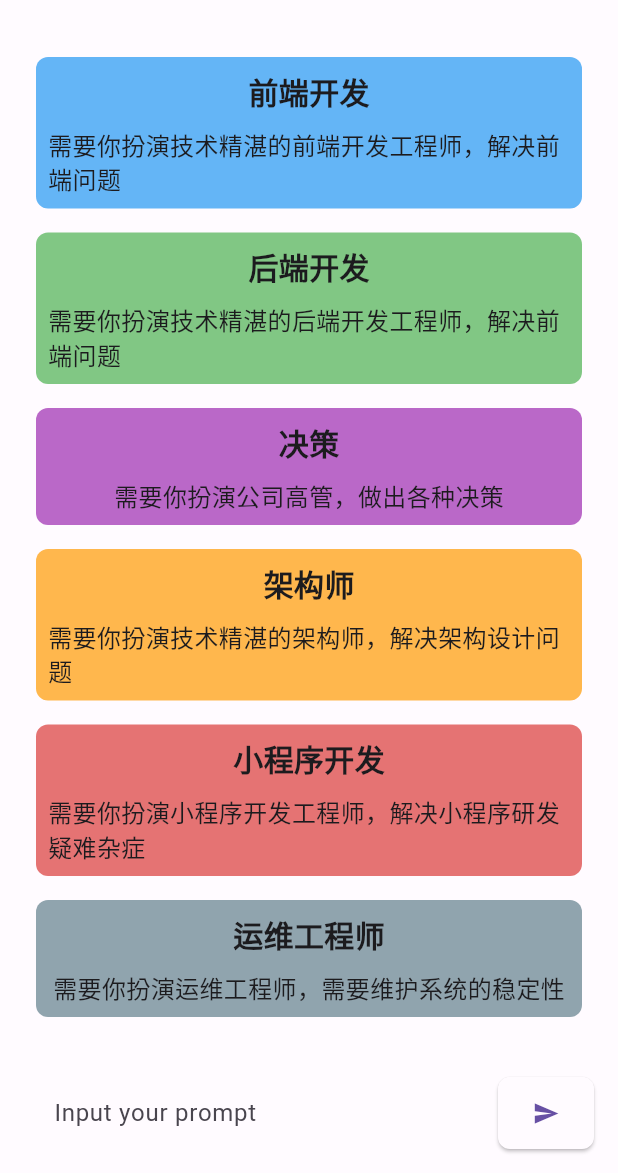
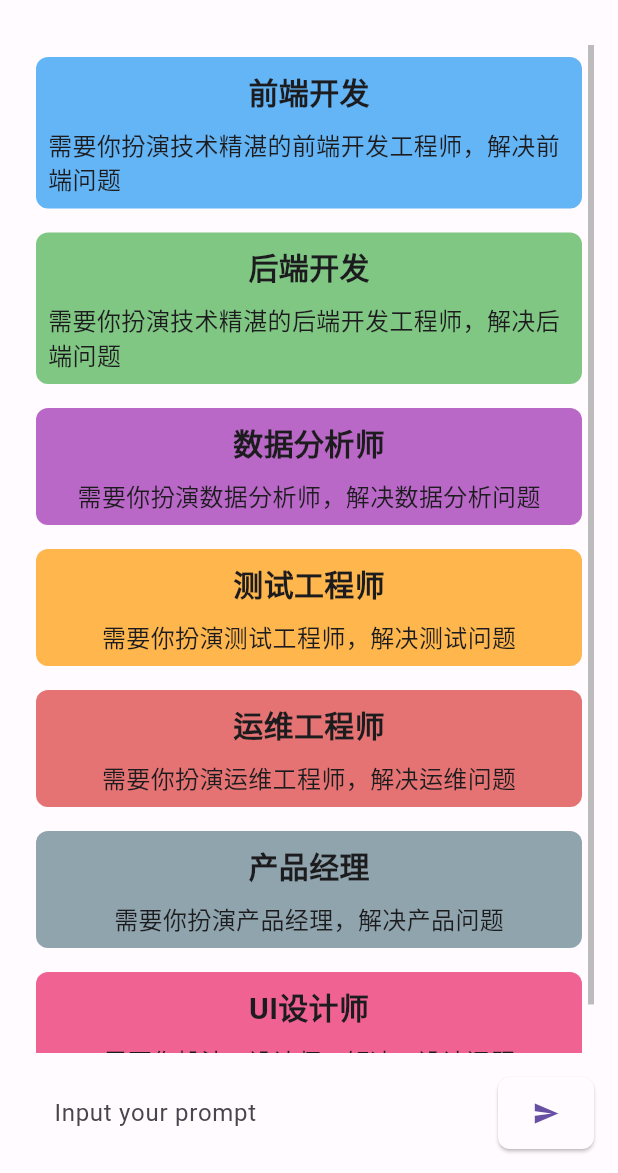
Before and after one commit to bravekingzhang/flutter_chat_box, a Flutter app: the screen it shows after launch, after a tap on the "send" icon, on a phone screen of 412 x 824 dp, the part 63-1236 px from its top. Run offline on Flutter 3.47's test engine with Material 2 defaults, Android fonts, the phone set to English and light mode, and no system bars; our stand-ins replace bloc, equatable, flutter_bloc, flutter_easyloading, font_awesome_flutter, get_it and 3 more; missing offline and left inert: dart_openai, markdown_widget; accounts and stored records are empty; generated files the repository leaves out were written again.

Commit message:
feat: 优化markdown展示效果,优化对话消息爆炸的问题

```diff
--- a/lib/components/chat.dart
+++ b/lib/components/chat.dart
@@ -205,7 +205,7 @@ class _ChatWindowState extends State<ChatWindow> {
           Row(
             mainAxisAlignment: MainAxisAlignment.start,
             children: [
-              Flexible(
+              Expanded(
                 child: Card(
                   margin: const EdgeInsets.all(8),
                   child: Markdown(text: message.text),
@@ -327,26 +327,31 @@ var sceneList = [
   {
     "title": "后端开发",
     "color": Colors.green[300],
-    "description": "需要你扮演技术精湛的后端开发工程师，解决前端问题"
+    "description": "需要你扮演技术精湛的后端开发工程师，解决后端问题"
   },
   {
-    "title": "决策",
+    "title": "数据分析师",
     "color": Colors.purple[300],
-    "description": "需要你扮演公司高管，做出各种决策"
+    "description": "需要你扮演数据分析师，解决数据分析问题"
   },
   {
-    "title": "架构师",
+    "title": "测试工程师",
     "color": Colors.orange[300],
-    "description": "需要你扮演技术精湛的架构师，解决架构设计问题"
-  },
-  {
-    "title": "小程序开发",
-    "color": Colors.red[300],
-    "description": "需要你扮演小程序开发工程师，解决小程序研发疑难杂症"
+    "description": "需要你扮演测试工程师，解决测试问题"
   },
   {
     "title": "运维工程师",
+    "color": Colors.red[300],
+    "description": "需要你扮演运维工程师，解决运维问题"
+  },
+  {
+    "title": "产品经理",
     "color": Colors.blueGrey[300],
-    "description": "需要你扮演运维工程师，需要维护系统的稳定性"
+    "description": "需要你扮演产品经理，解决产品问题"
   },
+  {
+    "title": "UI设计师",
+    "color": Colors.pink[300],
+    "description": "需要你扮演UI设计师，解决UI设计问题"
+  }
 ];
--- a/pubspec.yaml
+++ b/pubspec.yaml
@@ -49,8 +49,7 @@ dependencies:
   sqflite: ^2.2.6
   uuid: ^3.0.7
   dart_openai: ^1.8.4
-  flutter_markdown: ^0.6.14
-  flutter_highlight: ^0.7.0
+  markdown_widget: ^2.1.0
 
 dev_dependencies:
   flutter_test:
```
Also changed, not shown: lib/components/code_wrapper.dart (added, +60 -0 lines), lib/components/conversation.dart (+32 -5 lines), lib/components/markdown.dart (+19 -17 lines), lib/components/markdown_highlight.dart (deleted, +0 -49 lines), lib/repository/message.dart (+20 -6 lines), pubspec.lock, 5 other files.
